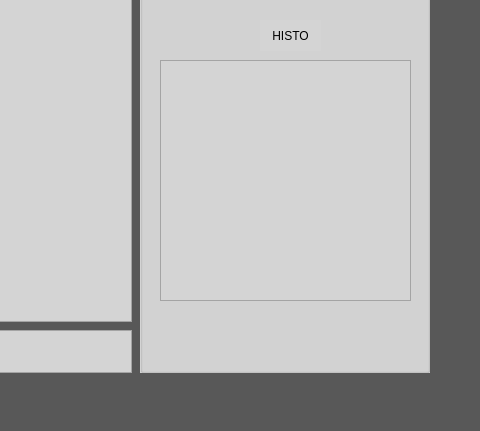
The window that mainwindow.ui (HugH-CRT/Echecs) describes before a commit, drawn with Qt 5; both pictures show x 600 to 1080 and y 519 to 950 of the 1080 by 950 pixel window.
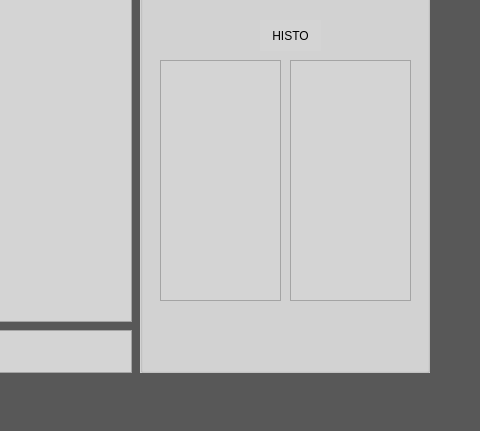
The same window after the commit. Icons and pictures are not drawn.

Commit message: Upgrade histo

The edit to the form file:
```diff
--- a/mainwindow.ui
+++ b/mainwindow.ui
@@ -326,7 +326,7 @@
       <rect>
        <x>20</x>
        <y>470</y>
-       <width>251</width>
+       <width>121</width>
        <height>241</height>
       </rect>
      </property>
@@ -381,6 +381,16 @@
       <set>Qt::AlignCenter</set>
      </property>
     </widget>
+    <widget class="QListView" name="view_Histo_2">
+     <property name="geometry">
+      <rect>
+       <x>150</x>
+       <y>470</y>
+       <width>121</width>
+       <height>241</height>
+      </rect>
+     </property>
+    </widget>
    </widget>
   </widget>
   <widget class="QMenuBar" name="menuBar">
```
Left out of the diff: 2 changed lines with no effect on the pictures. The commit also changes 4 other files.
